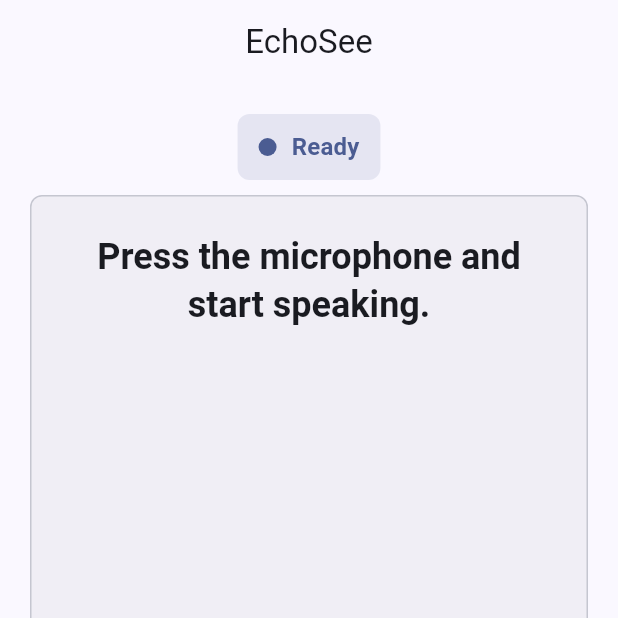
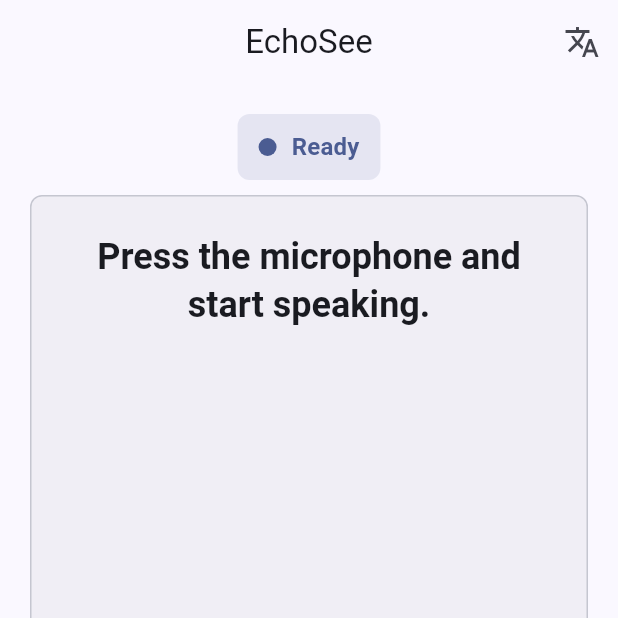
Before and after one commit to hammadkhaanhere/EchoSee, a Flutter app: the screen it shows after launch, on a phone screen of 412 x 824 dp, the top half of it. Run offline on Flutter 3.47's test engine with Material 3 defaults, Android fonts, the phone set to English and light mode, and no system bars; our stand-ins replace get, permission_handler, speech_to_text; missing offline and left inert: translator.

Commit message:
multiple languages translation added

```diff
--- /dev/null
+++ b/lib/data/models/language_model.dart
@@ -0,0 +1,22 @@
+class LanguageModel {
+  final String name;
+  final String nativeName;
+  final String code;
+  final bool isRTL;
+
+  const LanguageModel({
+    required this.name,
+    required this.nativeName,
+    required this.code,
+    this.isRTL = false,
+  });
+
+  static const List<LanguageModel> supportedLanguages = [
+    LanguageModel(name: 'English', nativeName: 'English', code: 'en'),
+    LanguageModel(name: 'Urdu', nativeName: 'اردو', code: 'ur', isRTL: true),
+    LanguageModel(name: 'Arabic', nativeName: 'العربية', code: 'ar', isRTL: true),
+    LanguageModel(name: 'French', nativeName: 'Français', code: 'fr'),
+    LanguageModel(name: 'Spanish', nativeName: 'Español', code: 'es'),
+    LanguageModel(name: 'Chinese', nativeName: '中文', code: 'zh-cn'),
+  ];
+}
--- a/lib/screens/home_screen.dart
+++ b/lib/screens/home_screen.dart
@@ -54,7 +54,7 @@
                             ),
                           ),
 
-                          const SizedBox(height: 8),
+                           SizedBox(height: 8),
 
                           Obx(
                                 () => Container(
@@ -69,7 +69,7 @@
                                     ? '...'
                                     : controller.translatedText.value,
                                 textAlign: TextAlign.center,
-                                style: const TextStyle(
+                                style:  TextStyle(
                                   fontSize: 24,
                                   fontWeight: FontWeight.bold,
                                   color: Colors.yellow,
--- a/lib/widgets/subtitle_panel.dart
+++ b/lib/widgets/subtitle_panel.dart
@@ -1,3 +1,4 @@
+import 'package:eecho_see/data/models/language_model.dart';
 import 'package:eecho_see/modules/home/controllers/home_controller.dart';
 import 'package:flutter/material.dart';
 import 'package:get/get.dart';
@@ -36,10 +37,10 @@
               ),
               if (controller.translatedText.value.isNotEmpty) ...[
                 const SizedBox(height: 16),
-                const Center(
+                Center(
                   child: Text(
-                    'ENGLISH SUBTITLES',
-                    style: TextStyle(
+                    '${controller.selectedLanguage.value.name.toUpperCase()} SUBTITLES',
+                    style: const TextStyle(
                       fontSize: 12,
                       fontWeight: FontWeight.bold,
                       letterSpacing: 1.2,
@@ -57,6 +58,10 @@
                     color: Colors.black,
                     borderRadius: BorderRadius.circular(8),
                   ),
+                  child: Directionality(
+                    textDirection: controller.selectedLanguage.value.isRTL
+                        ? TextDirection.rtl
+                        : TextDirection.ltr,
                     child: Text(
                       controller.translatedText.value,
                       textAlign: TextAlign.center,
@@ -64,6 +69,7 @@
                         color: Colors.yellow,
                         fontSize: 22,
                         fontWeight: FontWeight.bold,
+                      ),
                     ),
                   ),
                 ),
```
Also changed, not shown: lib/modules/home/controllers/home_controller.dart (+40 -5 lines), lib/modules/home/views/home_view.dart (+68 -1 lines), lib/services/translation_service.dart (+5 -16 lines). Lines whose indentation alone changed are shown as unchanged.
